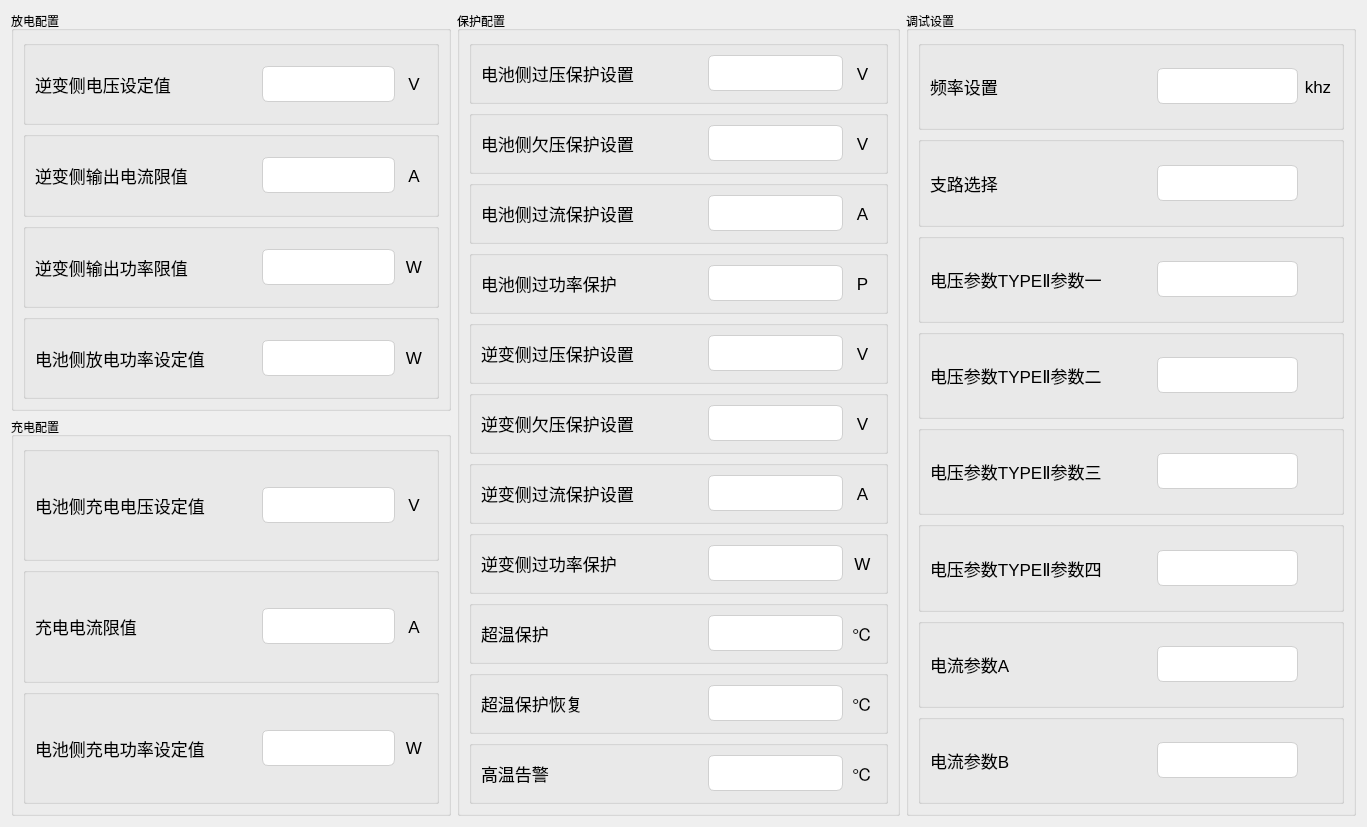
Above: tformconfig1.ui from Curtain-Wang/ModbusApp before the change. Below: the same form after it.
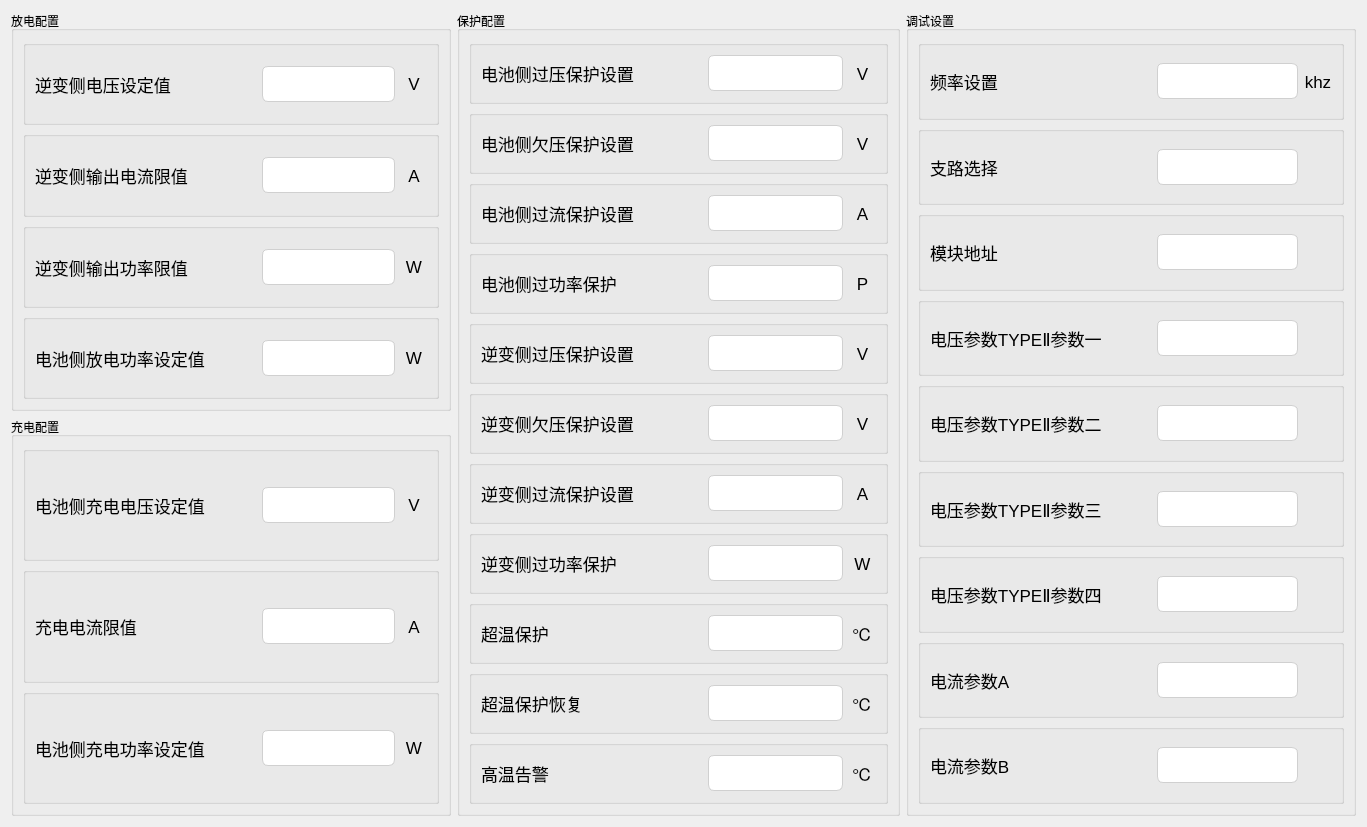
That is the form after the change. Custom widgets are drawn as their Qt base class.

Commit message: 1.修改pid参数设置寄存器地址 2.新增模块地址寄存器

Patch:
```diff
--- a/tformconfig1.ui
+++ b/tformconfig1.ui
@@ -1893,6 +1893,202 @@
       <string>调试设置</string>
      </property>
      <layout class="QGridLayout" name="gridLayout">
+      <item row="4" column="0">
+       <widget class="QGroupBox" name="groupBox_29">
+        <property name="title">
+         <string/>
+        </property>
+        <layout class="QHBoxLayout" name="horizontalLayout_37" stretch="7,5,1">
+         <item>
+          <widget class="QLabel" name="label_73">
+           <property name="minimumSize">
+            <size>
+             <width>221</width>
+             <height>31</height>
+            </size>
+           </property>
+           <property name="font">
+            <font>
+             <pointsize>13</pointsize>
+            </font>
+           </property>
+           <property name="text">
+            <string>电压参数TYPEⅡ参数二</string>
+           </property>
+           <property name="alignment">
+            <set>Qt::AlignLeading|Qt::AlignLeft|Qt::AlignVCenter</set>
+           </property>
+          </widget>
+         </item>
+         <item>
+          <widget class="MyLineEdit" name="h17185">
+           <property name="enabled">
+            <bool>true</bool>
+           </property>
+           <property name="minimumSize">
+            <size>
+             <width>0</width>
+             <height>31</height>
+            </size>
+           </property>
+           <property name="styleSheet">
+            <string notr="true">QLineEdit {
+    /* 苹果风格的数据展示LineEdit */
+    border: 1px solid #D0D0D0;                  /* 浅灰色边框，模仿macOS的细边框 */
+    border-radius: 6px;                         /* 圆角，符合macOS设计 */
+    padding: 8px 12px;                         /* 内边距，提供舒适的阅读空间 */
+    background-color: #FFFFFF;                 /* 白色背景 */
+    color: #333333;                            /* 深灰色文字，提高可读性 */
+    font-family: &quot;SF Pro Text&quot;, &quot;Helvetica Neue&quot;, &quot;Lucida Grande&quot;, sans-serif; /* macOS系统字体栈 */
+    font-size: 14px;                           /* 默认字体大小 */
+    selection-background-color: #007AFF;       /* 选中文本高亮色 (macOS蓝色) */
+    selection-color: #FFFFFF;                  /* 选中文本颜色 (白色) */
+
+    /* 只读状态下的特殊样式 */
+    /* 注意：Qt中通常使用 setReadOnly(true) 来实现只读，但QSS可以定义其外观 */
+}
+
+/* 当LineEdit获得焦点时 (对于数据展示框，如果不需要焦点效果，可以省略或弱化) */
+QLineEdit:focus {
+    border: 1px solid #007AFF;                 /* 获得焦点时边框变为蓝色 */
+    /* 如果作为纯展示框，也可以移除焦点边框变化 */
+    /* border: 1px solid #D0D0D0; */
+}
+
+/* 禁用状态下的样式 (如果用于展示不可变数据) */
+QLineEdit:disabled {
+    background-color: #F5F5F7;                 /* macOS禁用元素背景色 */
+    color: #A0A0A0;                            /* 禁用文字颜色 */
+    border: 1px solid #E0E0E0;                 /* 禁用边框颜色 */
+}</string>
+           </property>
+           <property name="readOnly">
+            <bool>true</bool>
+           </property>
+          </widget>
+         </item>
+         <item>
+          <widget class="QLabel" name="label_74">
+           <property name="minimumSize">
+            <size>
+             <width>0</width>
+             <height>31</height>
+            </size>
+           </property>
+           <property name="font">
+            <font>
+             <pointsize>13</pointsize>
+            </font>
+           </property>
+           <property name="text">
+            <string/>
+           </property>
+           <property name="alignment">
+            <set>Qt::AlignCenter</set>
+           </property>
+          </widget>
+         </item>
+        </layout>
+       </widget>
+      </item>
+      <item row="5" column="0">
+       <widget class="QGroupBox" name="groupBox_30">
+        <property name="title">
+         <string/>
+        </property>
+        <layout class="QHBoxLayout" name="horizontalLayout_38" stretch="7,5,1">
+         <item>
+          <widget class="QLabel" name="label_75">
+           <property name="minimumSize">
+            <size>
+             <width>221</width>
+             <height>31</height>
+            </size>
+           </property>
+           <property name="font">
+            <font>
+             <pointsize>13</pointsize>
+            </font>
+           </property>
+           <property name="text">
+            <string>电压参数TYPEⅡ参数三</string>
+           </property>
+           <property name="alignment">
+            <set>Qt::AlignLeading|Qt::AlignLeft|Qt::AlignVCenter</set>
+           </property>
+          </widget>
+         </item>
+         <item>
+          <widget class="MyLineEdit" name="h17187">
+           <property name="enabled">
+            <bool>true</bool>
+           </property>
+           <property name="minimumSize">
+            <size>
+             <width>0</width>
+             <height>31</height>
+            </size>
+           </property>
+           <property name="styleSheet">
+            <string notr="true">QLineEdit {
+    /* 苹果风格的数据展示LineEdit */
+    border: 1px solid #D0D0D0;                  /* 浅灰色边框，模仿macOS的细边框 */
+    border-radius: 6px;                         /* 圆角，符合macOS设计 */
+    padding: 8px 12px;                         /* 内边距，提供舒适的阅读空间 */
+    background-color: #FFFFFF;                 /* 白色背景 */
+    color: #333333;                            /* 深灰色文字，提高可读性 */
+    font-family: &quot;SF Pro Text&quot;, &quot;Helvetica Neue&quot;, &quot;Lucida Grande&quot;, sans-serif; /* macOS系统字体栈 */
+    font-size: 14px;                           /* 默认字体大小 */
+    selection-background-color: #007AFF;       /* 选中文本高亮色 (macOS蓝色) */
+    selection-color: #FFFFFF;                  /* 选中文本颜色 (白色) */
+
+    /* 只读状态下的特殊样式 */
+    /* 注意：Qt中通常使用 setReadOnly(true) 来实现只读，但QSS可以定义其外观 */
+}
+
+/* 当LineEdit获得焦点时 (对于数据展示框，如果不需要焦点效果，可以省略或弱化) */
+QLineEdit:focus {
+    border: 1px solid #007AFF;                 /* 获得焦点时边框变为蓝色 */
+    /* 如果作为纯展示框，也可以移除焦点边框变化 */
+    /* border: 1px solid #D0D0D0; */
+}
+
+/* 禁用状态下的样式 (如果用于展示不可变数据) */
+QLineEdit:disabled {
+    background-color: #F5F5F7;                 /* macOS禁用元素背景色 */
+    color: #A0A0A0;                            /* 禁用文字颜色 */
+    border: 1px solid #E0E0E0;                 /* 禁用边框颜色 */
+}</string>
+           </property>
+           <property name="readOnly">
+            <bool>true</bool>
+           </property>
+          </widget>
+         </item>
+         <item>
+          <widget class="QLabel" name="label_76">
+           <property name="minimumSize">
+            <size>
+             <width>0</width>
+             <height>31</height>
+            </size>
+           </property>
+           <property name="font">
+            <font>
+             <pointsize>13</pointsize>
+            </font>
+           </property>
+           <property name="text">
+            <string/>
+           </property>
+           <property name="alignment">
+            <set>Qt::AlignCenter</set>
+           </property>
+          </widget>
+         </item>
+        </layout>
+       </widget>
+      </item>
       <item row="0" column="0">
        <widget class="QGroupBox" name="groupBox_26">
         <property name="title">
@@ -1991,6 +2187,104 @@
         </layout>
        </widget>
       </item>
+      <item row="8" column="0">
+       <widget class="QGroupBox" name="groupBox_31">
+        <property name="title">
+         <string/>
+        </property>
+        <layout class="QHBoxLayout" name="horizontalLayout_39" stretch="7,5,1">
+         <item>
+          <widget class="QLabel" name="label_77">
+           <property name="minimumSize">
+            <size>
+             <width>221</width>
+             <height>31</height>
+            </size>
+           </property>
+           <property name="font">
+            <font>
+             <pointsize>13</pointsize>
+            </font>
+           </property>
+           <property name="text">
+            <string>电流参数B</string>
+           </property>
+           <property name="alignment">
+            <set>Qt::AlignLeading|Qt::AlignLeft|Qt::AlignVCenter</set>
+           </property>
+          </widget>
+         </item>
+         <item>
+          <widget class="MyLineEdit" name="h17193">
+           <property name="enabled">
+            <bool>true</bool>
+           </property>
+           <property name="minimumSize">
+            <size>
+             <width>0</width>
+             <height>31</height>
+            </size>
+           </property>
+           <property name="styleSheet">
+            <string notr="true">QLineEdit {
+    /* 苹果风格的数据展示LineEdit */
+    border: 1px solid #D0D0D0;                  /* 浅灰色边框，模仿macOS的细边框 */
+    border-radius: 6px;                         /* 圆角，符合macOS设计 */
+    padding: 8px 12px;                         /* 内边距，提供舒适的阅读空间 */
+    background-color: #FFFFFF;                 /* 白色背景 */
+    color: #333333;                            /* 深灰色文字，提高可读性 */
+    font-family: &quot;SF Pro Text&quot;, &quot;Helvetica Neue&quot;, &quot;Lucida Grande&quot;, sans-serif; /* macOS系统字体栈 */
+    font-size: 14px;                           /* 默认字体大小 */
+    selection-background-color: #007AFF;       /* 选中文本高亮色 (macOS蓝色) */
+    selection-color: #FFFFFF;                  /* 选中文本颜色 (白色) */
+
+    /* 只读状态下的特殊样式 */
+    /* 注意：Qt中通常使用 setReadOnly(true) 来实现只读，但QSS可以定义其外观 */
+}
+
+/* 当LineEdit获得焦点时 (对于数据展示框，如果不需要焦点效果，可以省略或弱化) */
+QLineEdit:focus {
+    border: 1px solid #007AFF;                 /* 获得焦点时边框变为蓝色 */
+    /* 如果作为纯展示框，也可以移除焦点边框变化 */
+    /* border: 1px solid #D0D0D0; */
+}
+
+/* 禁用状态下的样式 (如果用于展示不可变数据) */
+QLineEdit:disabled {
+    background-color: #F5F5F7;                 /* macOS禁用元素背景色 */
+    color: #A0A0A0;                            /* 禁用文字颜色 */
+    border: 1px solid #E0E0E0;                 /* 禁用边框颜色 */
+}</string>
+           </property>
+           <property name="readOnly">
+            <bool>true</bool>
+           </property>
+          </widget>
+         </item>
+         <item>
+          <widget class="QLabel" name="label_78">
+           <property name="minimumSize">
+            <size>
+             <width>0</width>
+             <height>31</height>
+            </size>
+           </property>
+           <property name="font">
+            <font>
+             <pointsize>13</pointsize>
+            </font>
+           </property>
+           <property name="text">
+            <string/>
+           </property>
+           <property name="alignment">
+            <set>Qt::AlignCenter</set>
+           </property>
+          </widget>
+         </item>
+        </layout>
+       </widget>
+      </item>
       <item row="1" column="0">
        <widget class="QGroupBox" name="groupBox_27">
         <property name="title">
@@ -2089,7 +2383,7 @@
         </layout>
        </widget>
       </item>
-      <item row="2" column="0">
+      <item row="3" column="0">
        <widget class="QGroupBox" name="groupBox_28">
         <property name="title">
          <string/>
@@ -2187,301 +2481,7 @@
         </layout>
        </widget>
       </item>
-      <item row="3" column="0">
-       <widget class="QGroupBox" name="groupBox_29">
-        <property name="title">
-         <string/>
-        </property>
-        <layout class="QHBoxLayout" name="horizontalLayout_37" stretch="7,5,1">
-         <item>
-          <widget class="QLabel" name="label_73">
-           <property name="minimumSize">
-            <size>
-             <width>221</width>
-             <height>31</height>
-            </size>
-           </property>
-           <property name="font">
-            <font>
-             <pointsize>13</pointsize>
-            </font>
-           </property>
-           <property name="text">
-            <string>电压参数TYPEⅡ参数二</string>
-           </property>
-           <property name="alignment">
-            <set>Qt::AlignLeading|Qt::AlignLeft|Qt::AlignVCenter</set>
-           </property>
-          </widget>
-         </item>
-         <item>
-          <widget class="MyLineEdit" name="h17176">
-           <property name="enabled">
-            <bool>true</bool>
-           </property>
-           <property name="minimumSize">
-            <size>
-             <width>0</width>
-             <height>31</height>
-            </size>
-           </property>
-           <property name="styleSheet">
-            <string notr="true">QLineEdit {
-    /* 苹果风格的数据展示LineEdit */
-    border: 1px solid #D0D0D0;                  /* 浅灰色边框，模仿macOS的细边框 */
-    border-radius: 6px;                         /* 圆角，符合macOS设计 */
-    padding: 8px 12px;                         /* 内边距，提供舒适的阅读空间 */
-    background-color: #FFFFFF;                 /* 白色背景 */
-    color: #333333;                            /* 深灰色文字，提高可读性 */
-    font-family: &quot;SF Pro Text&quot;, &quot;Helvetica Neue&quot;, &quot;Lucida Grande&quot;, sans-serif; /* macOS系统字体栈 */
-    font-size: 14px;                           /* 默认字体大小 */
-    selection-background-color: #007AFF;       /* 选中文本高亮色 (macOS蓝色) */
-    selection-color: #FFFFFF;                  /* 选中文本颜色 (白色) */
-
-    /* 只读状态下的特殊样式 */
-    /* 注意：Qt中通常使用 setReadOnly(true) 来实现只读，但QSS可以定义其外观 */
-}
-
-/* 当LineEdit获得焦点时 (对于数据展示框，如果不需要焦点效果，可以省略或弱化) */
-QLineEdit:focus {
-    border: 1px solid #007AFF;                 /* 获得焦点时边框变为蓝色 */
-    /* 如果作为纯展示框，也可以移除焦点边框变化 */
-    /* border: 1px solid #D0D0D0; */
-}
-
-/* 禁用状态下的样式 (如果用于展示不可变数据) */
-QLineEdit:disabled {
-    background-color: #F5F5F7;                 /* macOS禁用元素背景色 */
-    color: #A0A0A0;                            /* 禁用文字颜色 */
-    border: 1px solid #E0E0E0;                 /* 禁用边框颜色 */
-}</string>
-           </property>
-           <property name="readOnly">
-            <bool>true</bool>
-           </property>
-          </widget>
-         </item>
-         <item>
-          <widget class="QLabel" name="label_74">
-           <property name="minimumSize">
-            <size>
-             <width>0</width>
-             <height>31</height>
-            </size>
-           </property>
-           <property name="font">
-            <font>
-             <pointsize>13</pointsize>
-            </font>
-           </property>
-           <property name="text">
-            <string/>
-           </property>
-           <property name="alignment">
-            <set>Qt::AlignCenter</set>
-           </property>
-          </widget>
-         </item>
-        </layout>
-       </widget>
-      </item>
-      <item row="4" column="0">
-       <widget class="QGroupBox" name="groupBox_30">
-        <property name="title">
-         <string/>
-        </property>
-        <layout class="QHBoxLayout" name="horizontalLayout_38" stretch="7,5,1">
-         <item>
-          <widget class="QLabel" name="label_75">
-           <property name="minimumSize">
-            <size>
-             <width>221</width>
-             <height>31</height>
-            </size>
-           </property>
-           <property name="font">
-            <font>
-             <pointsize>13</pointsize>
-            </font>
-           </property>
-           <property name="text">
-            <string>电压参数TYPEⅡ参数三</string>
-           </property>
-           <property name="alignment">
-            <set>Qt::AlignLeading|Qt::AlignLeft|Qt::AlignVCenter</set>
-           </property>
-          </widget>
-         </item>
-         <item>
-          <widget class="MyLineEdit" name="h17177">
-           <property name="enabled">
-            <bool>true</bool>
-           </property>
-           <property name="minimumSize">
-            <size>
-             <width>0</width>
-             <height>31</height>
-            </size>
-           </property>
-           <property name="styleSheet">
-            <string notr="true">QLineEdit {
-    /* 苹果风格的数据展示LineEdit */
-    border: 1px solid #D0D0D0;                  /* 浅灰色边框，模仿macOS的细边框 */
-    border-radius: 6px;                         /* 圆角，符合macOS设计 */
-    padding: 8px 12px;                         /* 内边距，提供舒适的阅读空间 */
-    background-color: #FFFFFF;                 /* 白色背景 */
-    color: #333333;                            /* 深灰色文字，提高可读性 */
-    font-family: &quot;SF Pro Text&quot;, &quot;Helvetica Neue&quot;, &quot;Lucida Grande&quot;, sans-serif; /* macOS系统字体栈 */
-    font-size: 14px;                           /* 默认字体大小 */
-    selection-background-color: #007AFF;       /* 选中文本高亮色 (macOS蓝色) */
-    selection-color: #FFFFFF;                  /* 选中文本颜色 (白色) */
-
-    /* 只读状态下的特殊样式 */
-    /* 注意：Qt中通常使用 setReadOnly(true) 来实现只读，但QSS可以定义其外观 */
-}
-
-/* 当LineEdit获得焦点时 (对于数据展示框，如果不需要焦点效果，可以省略或弱化) */
-QLineEdit:focus {
-    border: 1px solid #007AFF;                 /* 获得焦点时边框变为蓝色 */
-    /* 如果作为纯展示框，也可以移除焦点边框变化 */
-    /* border: 1px solid #D0D0D0; */
-}
-
-/* 禁用状态下的样式 (如果用于展示不可变数据) */
-QLineEdit:disabled {
-    background-color: #F5F5F7;                 /* macOS禁用元素背景色 */
-    color: #A0A0A0;                            /* 禁用文字颜色 */
-    border: 1px solid #E0E0E0;                 /* 禁用边框颜色 */
-}</string>
-           </property>
-           <property name="readOnly">
-            <bool>true</bool>
-           </property>
-          </widget>
-         </item>
-         <item>
-          <widget class="QLabel" name="label_76">
-           <property name="minimumSize">
-            <size>
-             <width>0</width>
-             <height>31</height>
-            </size>
-           </property>
-           <property name="font">
-            <font>
-             <pointsize>13</pointsize>
-            </font>
-           </property>
-           <property name="text">
-            <string/>
-           </property>
-           <property name="alignment">
-            <set>Qt::AlignCenter</set>
-           </property>
-          </widget>
-         </item>
-        </layout>
-       </widget>
-      </item>
-      <item row="5" column="0">
-       <widget class="QGroupBox" name="groupBox_33">
-        <property name="title">
-         <string/>
-        </property>
-        <layout class="QHBoxLayout" name="horizontalLayout_41" stretch="7,5,1">
-         <item>
-          <widget class="QLabel" name="label_81">
-           <property name="minimumSize">
-            <size>
-             <width>221</width>
-             <height>31</height>
-            </size>
-           </property>
-           <property name="font">
-            <font>
-             <pointsize>13</pointsize>
-            </font>
-           </property>
-           <property name="text">
-            <string>电压参数TYPEⅡ参数四</string>
-           </property>
-           <property name="alignment">
-            <set>Qt::AlignLeading|Qt::AlignLeft|Qt::AlignVCenter</set>
-           </property>
-          </widget>
-         </item>
-         <item>
-          <widget class="MyLineEdit" name="h17178">
-           <property name="enabled">
-            <bool>true</bool>
-           </property>
-           <property name="minimumSize">
-            <size>
-             <width>0</width>
-             <height>31</height>
-            </size>
-           </property>
-           <property name="styleSheet">
-            <string notr="true">QLineEdit {
-    /* 苹果风格的数据展示LineEdit */
-    border: 1px solid #D0D0D0;                  /* 浅灰色边框，模仿macOS的细边框 */
-    border-radius: 6px;                         /* 圆角，符合macOS设计 */
-    padding: 8px 12px;                         /* 内边距，提供舒适的阅读空间 */
-    background-color: #FFFFFF;                 /* 白色背景 */
-    color: #333333;                            /* 深灰色文字，提高可读性 */
-    font-family: &quot;SF Pro Text&quot;, &quot;Helvetica Neue&quot;, &quot;Lucida Grande&quot;, sans-serif; /* macOS系统字体栈 */
-    font-size: 14px;                           /* 默认字体大小 */
-    selection-background-color: #007AFF;       /* 选中文本高亮色 (macOS蓝色) */
-    selection-color: #FFFFFF;                  /* 选中文本颜色 (白色) */
-
-    /* 只读状态下的特殊样式 */
-    /* 注意：Qt中通常使用 setReadOnly(true) 来实现只读，但QSS可以定义其外观 */
-}
-
-/* 当LineEdit获得焦点时 (对于数据展示框，如果不需要焦点效果，可以省略或弱化) */
-QLineEdit:focus {
-    border: 1px solid #007AFF;                 /* 获得焦点时边框变为蓝色 */
-    /* 如果作为纯展示框，也可以移除焦点边框变化 */
-    /* border: 1px solid #D0D0D0; */
-}
-
-/* 禁用状态下的样式 (如果用于展示不可变数据) */
-QLineEdit:disabled {
-    background-color: #F5F5F7;                 /* macOS禁用元素背景色 */
-    color: #A0A0A0;                            /* 禁用文字颜色 */
-    border: 1px solid #E0E0E0;                 /* 禁用边框颜色 */
-}</string>
-           </property>
-           <property name="readOnly">
-            <bool>true</bool>
-           </property>
-          </widget>
-         </item>
-         <item>
-          <widget class="QLabel" name="label_82">
-           <property name="minimumSize">
-            <size>
-             <width>0</width>
-             <height>31</height>
-            </size>
-           </property>
-           <property name="font">
-            <font>
-             <pointsize>13</pointsize>
-            </font>
-           </property>
-           <property name="text">
-            <string/>
-           </property>
-           <property name="alignment">
-            <set>Qt::AlignCenter</set>
-           </property>
-          </widget>
-         </item>
-        </layout>
-       </widget>
-      </item>
-      <item row="6" column="0">
+      <item row="7" column="0">
        <widget class="QGroupBox" name="groupBox_32">
         <property name="title">
          <string/>
@@ -2579,14 +2579,14 @@
         </layout>
        </widget>
       </item>
-      <item row="7" column="0">
-       <widget class="QGroupBox" name="groupBox_31">
+      <item row="6" column="0">
+       <widget class="QGroupBox" name="groupBox_33">
         <property name="title">
          <string/>
         </property>
-        <layout class="QHBoxLayout" name="horizontalLayout_39" stretch="7,5,1">
+        <layout class="QHBoxLayout" name="horizontalLayout_41" stretch="7,5,1">
          <item>
-          <widget class="QLabel" name="label_77">
+          <widget class="QLabel" name="label_81">
            <property name="minimumSize">
             <size>
              <width>221</width>
@@ -2599,7 +2599,7 @@
             </font>
            </property>
            <property name="text">
-            <string>电流参数B</string>
+            <string>电压参数TYPEⅡ参数四</string>
            </property>
            <property name="alignment">
             <set>Qt::AlignLeading|Qt::AlignLeft|Qt::AlignVCenter</set>
@@ -2607,7 +2607,7 @@
           </widget>
          </item>
          <item>
-          <widget class="MyLineEdit" name="h17180">
+          <widget class="MyLineEdit" name="h17189">
            <property name="enabled">
             <bool>true</bool>
            </property>
@@ -2654,7 +2654,105 @@
           </widget>
          </item>
          <item>
-          <widget class="QLabel" name="label_78">
+          <widget class="QLabel" name="label_82">
+           <property name="minimumSize">
+            <size>
+             <width>0</width>
+             <height>31</height>
+            </size>
+           </property>
+           <property name="font">
+            <font>
+             <pointsize>13</pointsize>
+            </font>
+           </property>
+           <property name="text">
+            <string/>
+           </property>
+           <property name="alignment">
+            <set>Qt::AlignCenter</set>
+           </property>
+          </widget>
+         </item>
+        </layout>
+       </widget>
+      </item>
+      <item row="2" column="0">
+       <widget class="QGroupBox" name="groupBox_35">
+        <property name="title">
+         <string/>
+        </property>
+        <layout class="QHBoxLayout" name="horizontalLayout_43" stretch="7,5,1">
+         <item>
+          <widget class="QLabel" name="label_85">
+           <property name="minimumSize">
+            <size>
+             <width>221</width>
+             <height>31</height>
+            </size>
+           </property>
+           <property name="font">
+            <font>
+             <pointsize>13</pointsize>
+            </font>
+           </property>
+           <property name="text">
+            <string>模块地址</string>
+           </property>
+           <property name="alignment">
+            <set>Qt::AlignLeading|Qt::AlignLeft|Qt::AlignVCenter</set>
+           </property>
+          </widget>
+         </item>
+         <item>
+          <widget class="MyLineEdit" name="h17195">
+           <property name="enabled">
+            <bool>true</bool>
+           </property>
+           <property name="minimumSize">
+            <size>
+             <width>0</width>
+             <height>31</height>
+            </size>
+           </property>
+           <property name="styleSheet">
+            <string notr="true">QLineEdit {
+    /* 苹果风格的数据展示LineEdit */
+    border: 1px solid #D0D0D0;                  /* 浅灰色边框，模仿macOS的细边框 */
+    border-radius: 6px;                         /* 圆角，符合macOS设计 */
+    padding: 8px 12px;                         /* 内边距，提供舒适的阅读空间 */
+    background-color: #FFFFFF;                 /* 白色背景 */
+    color: #333333;                            /* 深灰色文字，提高可读性 */
+    font-family: &quot;SF Pro Text&quot;, &quot;Helvetica Neue&quot;, &quot;Lucida Grande&quot;, sans-serif; /* macOS系统字体栈 */
+    font-size: 14px;                           /* 默认字体大小 */
+    selection-background-color: #007AFF;       /* 选中文本高亮色 (macOS蓝色) */
+    selection-color: #FFFFFF;                  /* 选中文本颜色 (白色) */
+
+    /* 只读状态下的特殊样式 */
+    /* 注意：Qt中通常使用 setReadOnly(true) 来实现只读，但QSS可以定义其外观 */
+}
+
+/* 当LineEdit获得焦点时 (对于数据展示框，如果不需要焦点效果，可以省略或弱化) */
+QLineEdit:focus {
+    border: 1px solid #007AFF;                 /* 获得焦点时边框变为蓝色 */
+    /* 如果作为纯展示框，也可以移除焦点边框变化 */
+    /* border: 1px solid #D0D0D0; */
+}
+
+/* 禁用状态下的样式 (如果用于展示不可变数据) */
+QLineEdit:disabled {
+    background-color: #F5F5F7;                 /* macOS禁用元素背景色 */
+    color: #A0A0A0;                            /* 禁用文字颜色 */
+    border: 1px solid #E0E0E0;                 /* 禁用边框颜色 */
+}</string>
+           </property>
+           <property name="readOnly">
+            <bool>true</bool>
+           </property>
+          </widget>
+         </item>
+         <item>
+          <widget class="QLabel" name="label_86">
            <property name="minimumSize">
             <size>
              <width>0</width>
```
Left out of the diff: 4 changed lines with no effect on the pictures. The commit also changes 7 other files.
